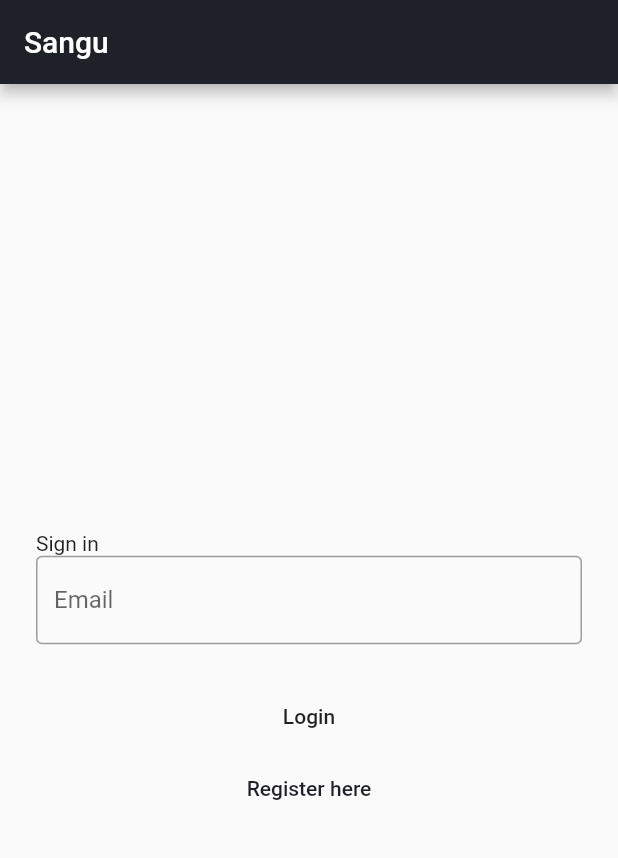
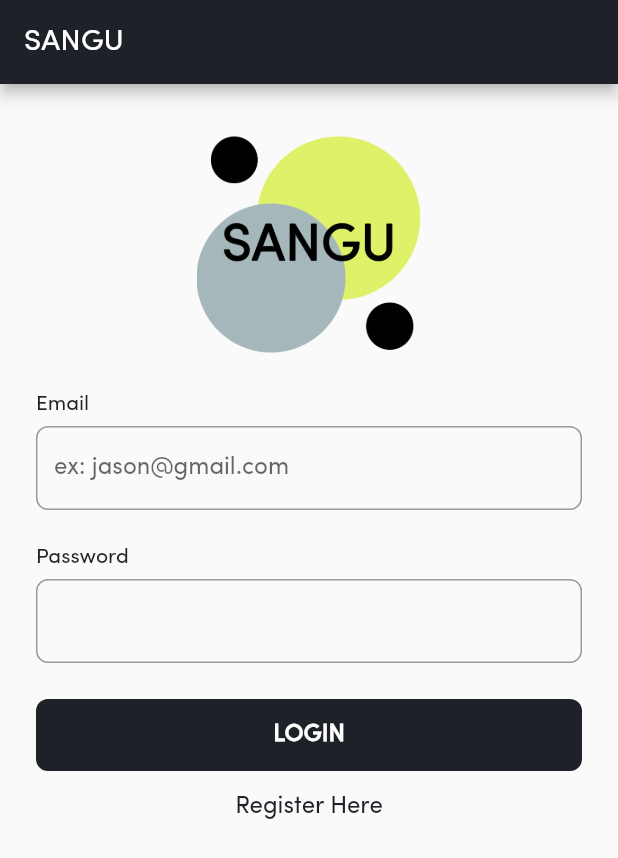
Before and after one commit to sirMasterEgg/sangu, a Flutter app: the screen it shows after launch, on a phone screen of 412 x 824 dp. Shown: the top 858 px of the screen. Run offline on Flutter 3.47's test engine with Material 2 defaults, Android fonts, the phone set to English and light mode, and no system bars; our stand-ins replace firebase_auth, firebase_core; accounts and stored records are empty; project files that could hold a hidden picture were left out.

Commit message:
Login Page Styling

```diff
--- a/lib/main.dart
+++ b/lib/main.dart
@@ -24,7 +24,8 @@
           colorScheme: ColorScheme.fromSwatch().copyWith(
             primary: Color(0xFF1F2128),
             secondary: Color(0xFFDFF169),
-          )
+          ),
+          fontFamily: 'SofiaPro'
         ),
         initialRoute: LoginPage.routeName,
         routes: {
--- a/lib/ui/auth/login.dart
+++ b/lib/ui/auth/login.dart
@@ -2,7 +2,7 @@
 import 'package:sangu/ui/auth/register.dart';
 
 class LoginPage extends StatefulWidget {
-  static const routeName  = '/login';
+  static const routeName  = '/auth/logindaniel';
   const LoginPage({Key? key}) : super(key: key);
 
   @override
@@ -12,51 +12,94 @@
 class _LoginPageState extends State<LoginPage> {
   bool _isLoading= false;
   var _emailController;
+  var _passwordController;
+
   @override
   Widget build(BuildContext context) {
     return Scaffold(
       appBar: AppBar(
-        title: const Text("Sangu"),
+        title: const Text("SANGU"),
       ),
-      body: Padding(
+      body: SingleChildScrollView(
+        child: Padding(
           padding: const EdgeInsets.symmetric(horizontal: 24.0),
           child: Column(
-          mainAxisAlignment: MainAxisAlignment.center,
             crossAxisAlignment: CrossAxisAlignment.stretch,
             children: [
               _isLoading? const CircularProgressIndicator():const SizedBox(),
-            const SizedBox(height: 24,),
-            Text('Sign in'),
+              const Padding(
+                padding: EdgeInsets.only(top: 32.0),
+                child: Image(
+                  image: AssetImage(
+                    'assets/images/login_icon.png'
+                  ),
+                  height: 150
+                ),
+              ),
+              const Padding(
+                padding: EdgeInsets.only(bottom: 8.0, top: 24.0),
+                child: Text('Email'),
+              ),
               TextField(
                 controller: _emailController,
                 keyboardType: TextInputType.emailAddress,
                 decoration: const InputDecoration(
-                hintText: 'Email',
-                border: OutlineInputBorder(),
+                  hintText: 'ex: jason@gmail.com',
+                  border: OutlineInputBorder(
+                    borderRadius: BorderRadius.all(Radius.circular(8.0)),
                   ),
                 ),
-            const SizedBox(height: 24,),
-            MaterialButton(
-              height: 40,
-              shape: RoundedRectangleBorder(
-                borderRadius: BorderRadius.circular(16),
               ),
-              onPressed: ()  async {
-                setState(() {
-                  _isLoading = true;
-                });
-                final email = _emailController.text;
-                final snackbar = SnackBar(content: Text('Welcome $email'));
-                ScaffoldMessenger.of(context).showSnackBar(snackbar);
-              },
-              child: Text('Login'),
+              const Padding(
+                padding: EdgeInsets.only(bottom: 8.0, top: 24.0),
+                child: Text('Password'),
+              ),
+              TextField(
+                controller: _passwordController,
+                keyboardType: TextInputType.text,
+                obscureText: true,
+                decoration: const InputDecoration(
+                  border: OutlineInputBorder(
+                    borderRadius: BorderRadius.all(Radius.circular(8.0)),
+                  ),
+                ),
+              ),
+              Padding(
+                  padding: EdgeInsets.only(top: 24.0),
+                  child: TextButton(
+                    style: ButtonStyle(
+                      padding: MaterialStateProperty.all<EdgeInsets>(EdgeInsets.all(16.0)),
+                      backgroundColor: MaterialStateProperty.all<Color>(Theme.of(context).colorScheme.primary),
+                      foregroundColor: MaterialStateProperty.all<Color>(Colors.white),
+                      shape: MaterialStateProperty.all<RoundedRectangleBorder>(
+                        RoundedRectangleBorder(
+                          borderRadius: BorderRadius.circular(8.0),
+                        )
+                      ),
+                    ),
+                    onPressed: (){},
+                    child: Text(
+                      'Login'.toUpperCase(),
+                      style: const TextStyle(
+                        fontSize: 16.0,
+                        fontWeight: FontWeight.bold,
+                      )
+                    ),
+                  )
               ),
               TextButton(onPressed: (){
                 Navigator.of(context).push(MaterialPageRoute(builder: (context) {
                   return const RegisterPage();
                 }));
-            }, child: Text('Register here'))
+              }, child: const Text(
+                  'Register Here',
+                  style: TextStyle(
+                    fontSize: 16.0,
+                  )
+                )
+              ),
             ],
+          ),
         ),
       ),
     );
--- a/lib/ui/auth/register.dart
+++ b/lib/ui/auth/register.dart
@@ -2,7 +2,7 @@
 import 'package:flutter/material.dart';
 
 class RegisterPage extends StatefulWidget {
-  static const routeName = '/register';
+  static const routeName = '/auth/register';
 
   const RegisterPage({Key? key}) : super(key: key);
 
--- a/pubspec.yaml
+++ b/pubspec.yaml
@@ -62,8 +62,8 @@
   uses-material-design: true
 
   # To add assets to your application, add an assets section, like this:
-  # assets:
-  #   - images/a_dot_burr.jpeg
+  assets:
+    - assets/images/login_icon.png
   #   - images/a_dot_ham.jpeg
 
   # An image asset can refer to one or more resolution-specific "variants", see
@@ -80,7 +80,7 @@
   fonts:
     - family: SofiaPro
       fonts:
-        - asset: fonts/sofiapro-light.otf
+        - asset: fonts/SofiaProRegular.ttf
   #       - asset: fonts/Schyler-Italic.ttf
   #         style: italic
   #   - family: Trajan Pro
```
Also changed, not shown: assets/images/login_icon.png (added), fonts/SofiaProRegular.ttf (added). Lines whose indentation alone changed are shown as unchanged.
